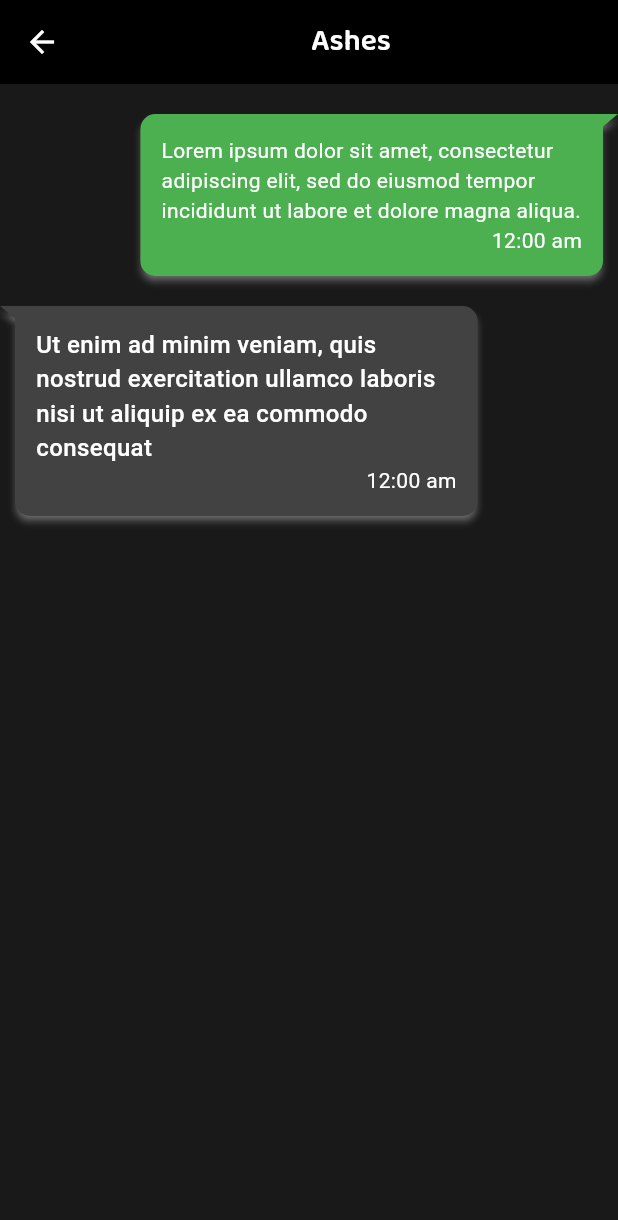
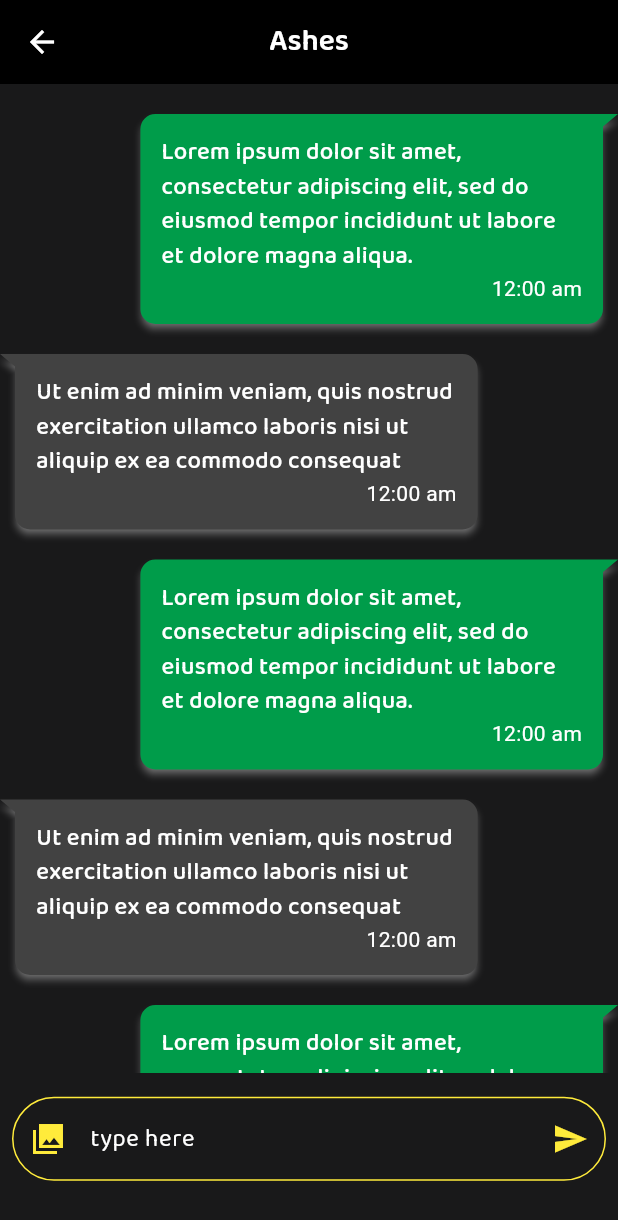
Before and after one commit to ashutosh15025/powerWhim, a Flutter app: the PersonalChatScreen screen opened directly, on a phone screen of 412 x 824 dp. Shown: the top 1220 px of the screen. Run offline on Flutter 3.47's test engine with Material 3 defaults, Android fonts, the phone set to English and light mode, and no system bars; drawn by our look-alikes of flutter_chat_bubble; our stand-ins replace bloc, dio, flutter_bloc, flutter_native_splash, get_it, google_fonts and 2 more; missing offline and left inert: flutter_pin_code_fields, molten_navigationbar_flutter; generated files the repository leaves out were written again.

Commit message:
ui changes adding chat screen

```diff
--- a/lib/presentation/screens/chat_screen/chat_dm_widget.dart
+++ b/lib/presentation/screens/chat_screen/chat_dm_widget.dart
@@ -22,9 +22,9 @@ class _ChatDmWidgetState extends State<ChatDmWidget> {
             child: Row(
               mainAxisAlignment: MainAxisAlignment.spaceBetween,
               children: [
-                Text("Name",
+                Text("Chris Thomsan",
                 style: TextStyle(
-                  fontSize: 18,
+                  fontSize: 16,
                   fontWeight: FontWeight.w500,
                   color: green
                 ),),
--- a/lib/presentation/screens/chat_screen/personal_chat_screen.dart
+++ b/lib/presentation/screens/chat_screen/personal_chat_screen.dart
@@ -16,21 +16,21 @@ class PersonalChatScreen extends StatefulWidget {
 class _PersonalChatScreenState extends State<PersonalChatScreen> {
   @override
   Widget build(BuildContext context) {
+    List<String> listItem =["ashes","ashes","ashes","ashes","ashes","ashes","ashes","ashes","ashes","ashes","ashes","ashes","ashes","ashes","ashes"];
     return Scaffold(
       appBar: AppBar(
         iconTheme: IconThemeData(
           color: Colors.white, //change your color here
         ),
         centerTitle: true,
-        title:Center(
-        child: Text("Ashes",
+        title: Text("Ashes",
         style: GoogleFonts.baloo2(
           textStyle: TextStyle(
             fontWeight: FontWeight.w600,
             fontSize: 20,
             color: Colors.white
           )
-        ),),
+        ),
       ),
         backgroundColor: Colors.black,
 
@@ -38,15 +38,62 @@ class _PersonalChatScreenState extends State<PersonalChatScreen> {
       body: Container(
         height: MediaQuery.of(context).size.height,
         color: Color.fromRGBO(0, 0,0, .9),
-        child: SizedBox(
-          child: SingleChildScrollView(
-            child: Column(
-              children: [
-                MyMessageWidget(),
-                OtherMessages(),
-              ],
+        child: Column(
+          children: [
+            Expanded(
+              child: SingleChildScrollView(
+                child: Column(
+                  children: [
+
+                   Container(
+                     height: MediaQuery.of(context).size.height - MediaQuery.of(context).size.height/5,
+                     child: ListView.builder(
+                         itemCount: listItem.length,
+                         itemBuilder: (context,index){
+                       if(index%2==0)
+                         return MyMessageWidget();
+                       else
+                         return OtherMessages();
+                     }),
+                   ),
+                    Container(
+                      padding: EdgeInsets.fromLTRB(8, 16, 8, 16),
+                      child:TextField(
+                        cursorColor: Colors.yellow.shade600,
+                        style: TextStyle(color: Colors.white),
+                        decoration: InputDecoration(
+                          prefixIcon: Icon(Icons.photo_library_sharp),
+                          prefixIconColor: Colors.yellow,
+                          suffixIcon: Icon(Icons.send),
+                          suffixIconColor: Colors.yellow,
+                          fillColor: Colors.white,
+                          enabledBorder: OutlineInputBorder(
+                            borderRadius: BorderRadius.circular(30),
+                              borderSide: BorderSide(color: Colors.yellow,width: 1)
+                          ),
+                          focusedBorder: OutlineInputBorder(
+                              borderRadius: BorderRadius.circular(30),
+                              borderSide: BorderSide(color: Colors.yellow,width: 1)
+                          ),
+                          hintText: "type here",
+                          hintStyle:GoogleFonts.baloo2(
+                            textStyle:TextStyle(
+                                fontWeight: FontWeight.w300,
+                                fontSize: 16,
+                                color: Colors.white
+                            ),),
+                        ),
+                      ),
+
+                    ),
+                  ],
+                ),
+
+              ),
+
+
             ),
-          ),
+          ],
         ),
       ),
     );
--- a/lib/presentation/widget/message_widget/my_message_widget.dart
+++ b/lib/presentation/widget/message_widget/my_message_widget.dart
@@ -1,6 +1,9 @@
 import 'package:flutter/cupertino.dart';
 import 'package:flutter/material.dart';
 import 'package:flutter_chat_bubble/chat_bubble.dart';
+import 'package:google_fonts/google_fonts.dart';
+
+import '../../../constant/service_api_constant.dart';
 
 class MyMessageWidget extends StatelessWidget {
   const MyMessageWidget({super.key});
@@ -11,7 +14,7 @@ class MyMessageWidget extends StatelessWidget {
       clipper: ChatBubbleClipper1(type: BubbleType.sendBubble),
       alignment: Alignment.topRight,
       margin: EdgeInsets.only(top: 20),
-      backGroundColor: Colors.green,
+      backGroundColor: green,
       child: Container(
         padding: EdgeInsets.all(4),
         constraints: BoxConstraints(
@@ -22,7 +25,9 @@ class MyMessageWidget extends StatelessWidget {
           children: [
             Text(
               "Lorem ipsum dolor sit amet, consectetur adipiscing elit, sed do eiusmod tempor incididunt ut labore et dolore magna aliqua.",
-              style: TextStyle(color: Colors.white),
+              style: GoogleFonts.baloo2(
+                textStyle: TextStyle(color: Colors.white,fontWeight: FontWeight.w500,fontSize: 16),
+              ),
             ),
             Text(
               "12:00 am",
--- a/lib/presentation/widget/message_widget/other_messages.dart
+++ b/lib/presentation/widget/message_widget/other_messages.dart
@@ -1,6 +1,7 @@
 import 'package:flutter/cupertino.dart';
 import 'package:flutter/material.dart';
 import 'package:flutter_chat_bubble/chat_bubble.dart';
+import 'package:google_fonts/google_fonts.dart';
 
 class OtherMessages extends StatefulWidget {
   const OtherMessages({super.key});
@@ -26,7 +27,9 @@ class _OtherMessagesState extends State<OtherMessages> {
           children: [
             Text(
               "Ut enim ad minim veniam, quis nostrud exercitation ullamco laboris nisi ut aliquip ex ea commodo consequat",
-              style: TextStyle(color: Colors.white,fontWeight: FontWeight.w500,fontSize: 16),
+              style: GoogleFonts.baloo2(
+                textStyle: TextStyle(color: Colors.white,fontWeight: FontWeight.w500,fontSize: 16),
+              )
             ),
             Text(
               "12:00 am",
```
